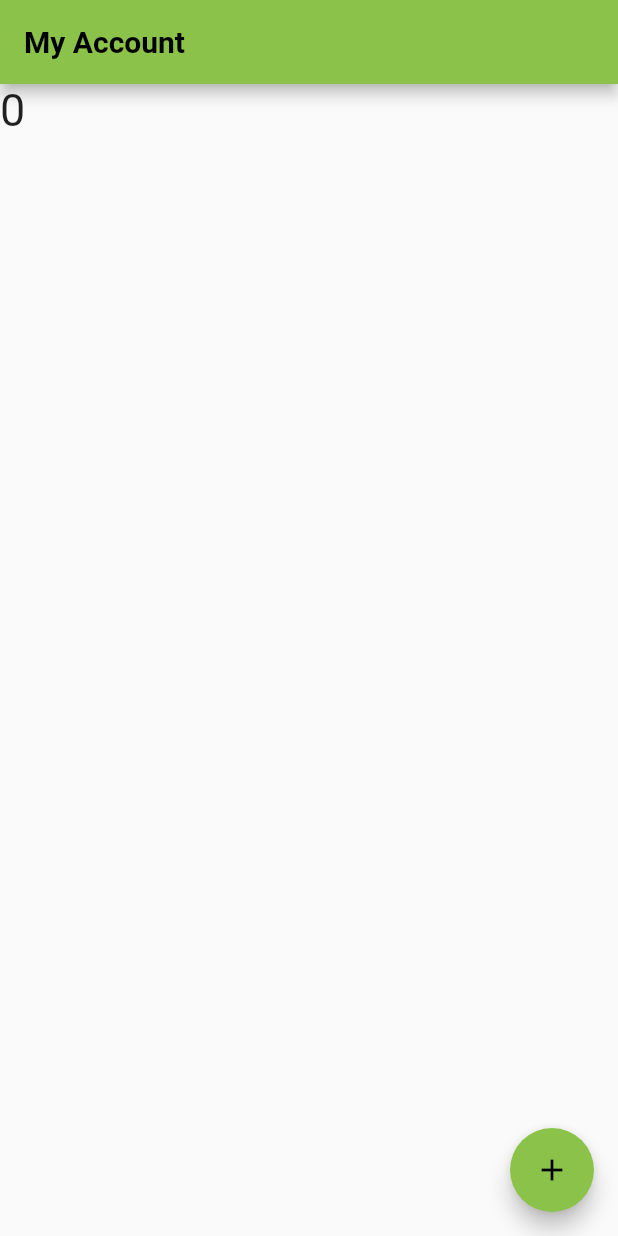
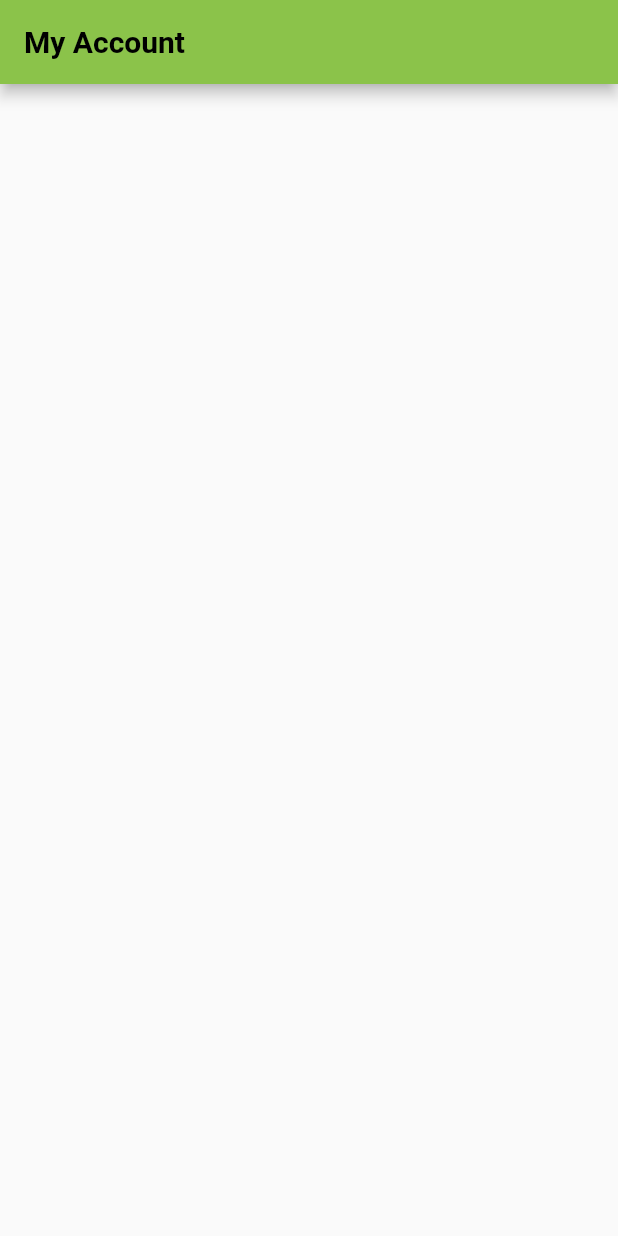
Before and after one commit to Kevinfame007/Learn-Flutter, a Flutter app: the screen it shows after launch, on a phone screen of 412 x 824 dp. Run offline on Flutter 3.47's test engine with Material 2 defaults, Android fonts, the phone set to English and light mode, and no system bars.

Commit message:
learn how to install http package
learn how to install http package

```diff
--- a/learn_flutter/lib/main.dart
+++ b/learn_flutter/lib/main.dart
@@ -31,8 +31,6 @@ class _MyHomePageState extends State<MyHomePage>
     with SingleTickerProviderStateMixin {
   late AnimationController _controller;
 
-  int number = 0;
-
   @override
   void initState() {
     super.initState();
@@ -62,19 +60,8 @@ class _MyHomePageState extends State<MyHomePage>
       ),
       body: Column(
         children: [
-          Text(
-            number.toString(),
-            style: TextStyle(fontSize: 30),
-          )
+
         ],
-      ),
-      floatingActionButton: FloatingActionButton(
-        onPressed:() {
-          setState(() {
-            number++;
-          });
-        },
-        child: Icon(Icons.add),
       ),
     );
   }
--- a/learn_flutter/pubspec.yaml
+++ b/learn_flutter/pubspec.yaml
@@ -37,6 +37,8 @@ dependencies:
   cupertino_icons: ^1.0.2
   flutter_launcher_icons: ^0.9.2
   intl: ^0.17.0
+  http: ^0.13.4
+
 
 flutter_icons:
   android: true
@@ -52,6 +54,7 @@ dev_dependencies:
   # package. See that file for information about deactivating specific lint
   # rules and activating additional ones.
   flutter_lints: ^1.0.0
+
 
 # For information on the generic Dart part of this file, see the
 # following page: https://dart.dev/tools/pub/pubspec
```
Also changed, not shown: learn_flutter/pubspec.lock.
